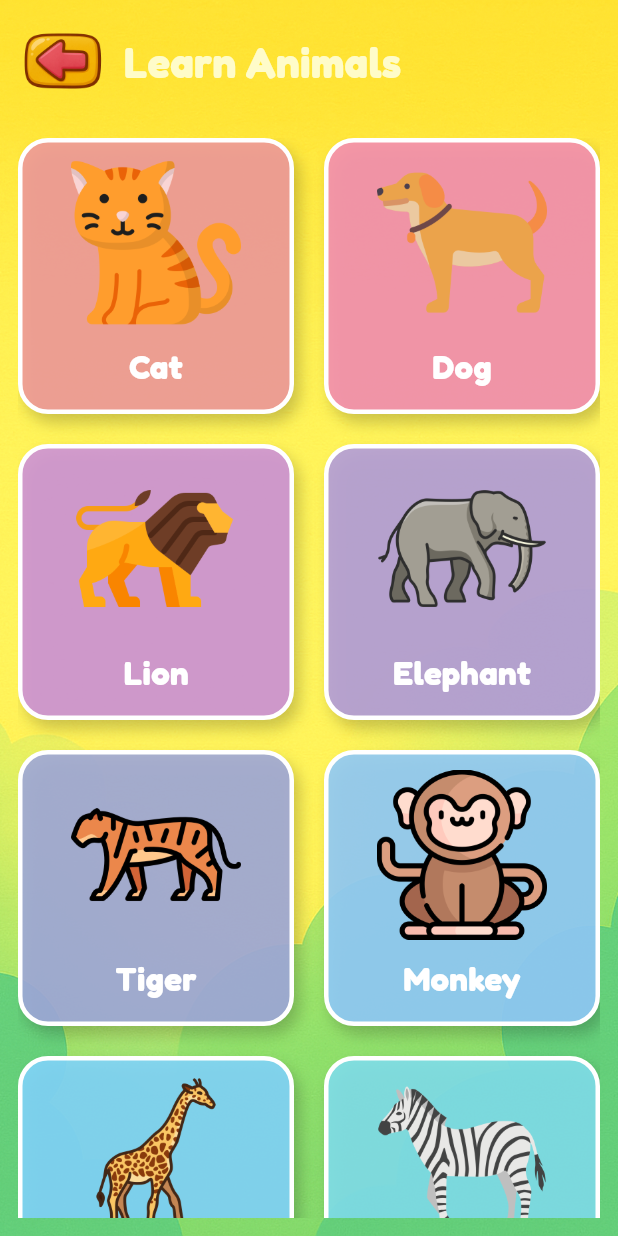
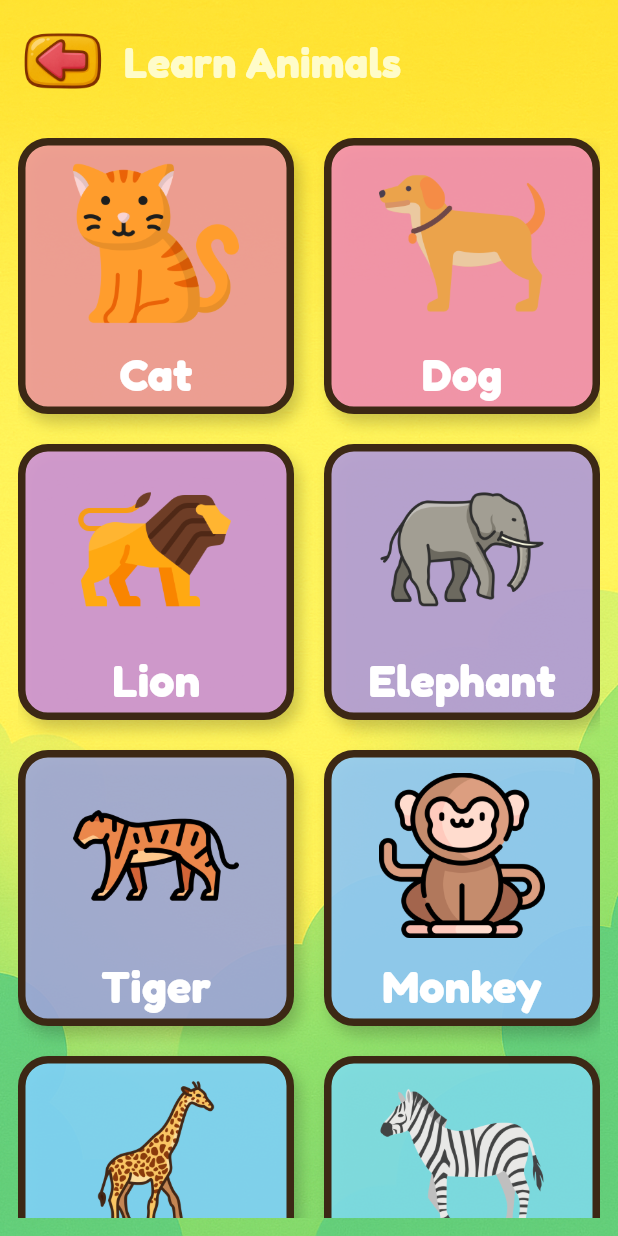
Before and after one commit to argadenil/zinzy, a Flutter app: the AnimalScreen screen opened directly, on a phone screen of 412 x 824 dp. Run offline on Flutter 3.47's test engine with Material 3 defaults, Android fonts, the phone set to English and light mode, and no system bars; our stand-ins replace audioplayers, flutter_tts, google_fonts.

Commit message:
border updated

```diff
--- a/lib/screens/animals/animal.dart
+++ b/lib/screens/animals/animal.dart
@@ -132,7 +132,7 @@ class _AnimalScreenState extends State<AnimalScreen> with SingleTickerProviderSt
                               decoration: BoxDecoration(
                                 color: Colors.primaries[index % Colors.primaries.length].shade200.withOpacity(0.9),
                                 borderRadius: BorderRadius.circular(20),
-                                border: Border.all(color: Colors.white, width: 3),
+                                border: Border.all(color: Color(0xff3c2815), width: 5),
                                 boxShadow: [
                                   BoxShadow(
                                     color: Colors.black.withOpacity(0.2),
@@ -161,7 +161,7 @@ class _AnimalScreenState extends State<AnimalScreen> with SingleTickerProviderSt
                                     child: Text(
                                       animal['name']!,
                                       style: const TextStyle(
-                                        fontSize: 22,
+                                        fontSize: 30,
                                         fontWeight: FontWeight.bold,
                                         color: Colors.white,
                                       ),
```
